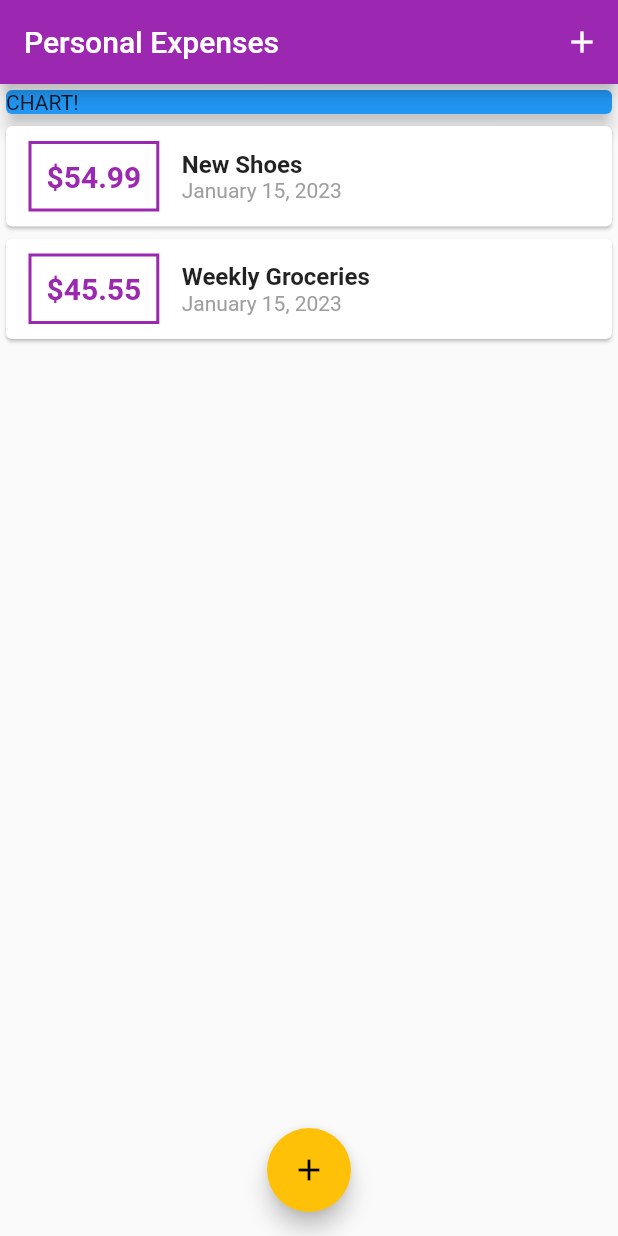
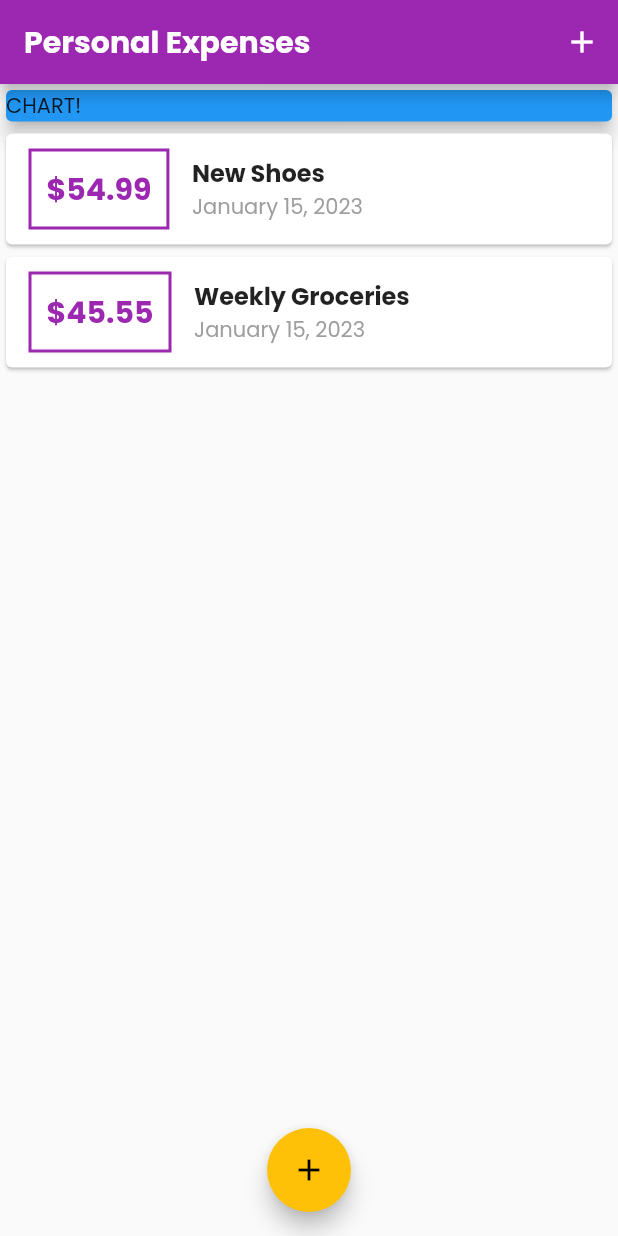
Before and after one commit to Alldden/flutter_complete_guide2, a Flutter app: the screen it shows after launch, on a phone screen of 412 x 824 dp. Run offline on Flutter 3.47's test engine with Material 2 defaults, Android fonts, the phone set to English and light mode, and no system bars.

Commit message:
Custom Fonts & Working with Text Themes

```diff
--- a/lib/main.dart
+++ b/lib/main.dart
@@ -10,7 +10,11 @@ class MyApp extends StatelessWidget {
   Widget build(BuildContext context) {
     return MaterialApp(
       debugShowCheckedModeBanner: false,
-      theme: ThemeData(primarySwatch: Colors.purple, accentColor: Colors.amber),
+      theme: ThemeData(
+        primarySwatch: Colors.purple,
+        accentColor: Colors.amber,
+        fontFamily: 'Poppins',
+      ),
       title: 'Personal Expenses',
       home: MyHomePage(),
     );
@@ -57,7 +61,10 @@ class _MyHomePageState extends State<MyHomePage> {
   Widget build(BuildContext context) {
     return Scaffold(
         appBar: AppBar(
-          title: Text('Personal Expenses'),
+          title: Text(
+            'Personal Expenses',
+            style: TextStyle(fontWeight: FontWeight.w600),
+          ),
           actions: [
             IconButton(
                 onPressed: () => _startAddNewTransaction(context),
```
Also changed, not shown: pubspec.yaml (+5 -6 lines), assets/fonts/Poppins-Black.ttf (added), assets/fonts/Poppins-BlackItalic.ttf (added), assets/fonts/Poppins-Bold.ttf (added), assets/fonts/Poppins-BoldItalic.ttf (added), assets/fonts/Poppins-ExtraBold.ttf (added), assets/fonts/Poppins-ExtraBoldItalic.ttf (added), assets/fonts/Poppins-ExtraLight.ttf (added), assets/fonts/Poppins-ExtraLightItalic.ttf (added), assets/fonts/Poppins-Italic.ttf (added), assets/fonts/Poppins-Light.ttf (added), assets/fonts/Poppins-LightItalic.ttf (added), assets/fonts/Poppins-Medium.ttf (added), assets/fonts/Poppins-MediumItalic.ttf (added), 5 more files.
